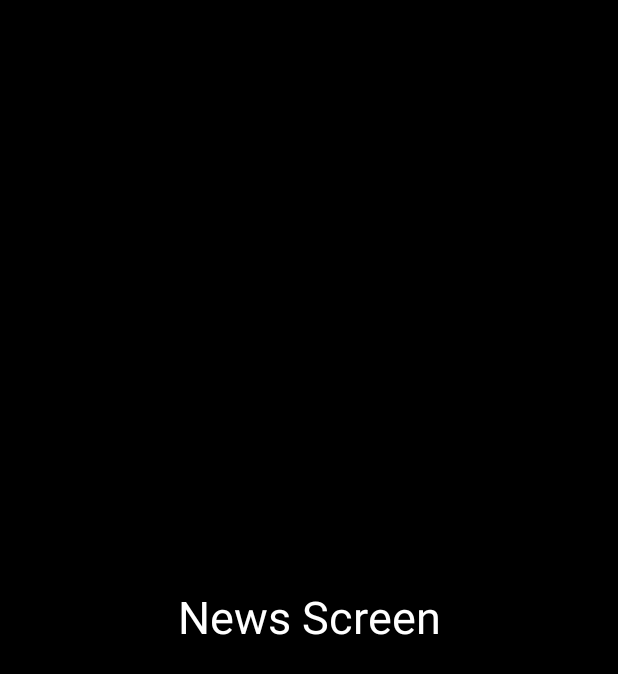
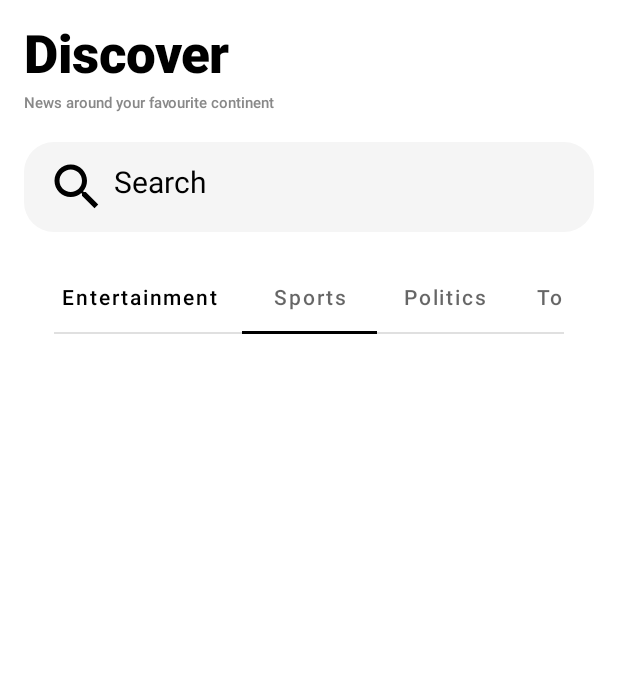
Before and after one commit to AndrewsKanyi/GhanaTunes, an Android app built with Jetpack Compose: the @Preview function NewsScreen, on a phone screen of 412 x 824 dp. Shown: the top 674 px of the screen. Run offline under Robolectric (Android 15) with nearby library versions, the phone set to English and light mode, and no system bars.

Commit message:
add scrollable tabs and fixed search bar appearance

```diff
--- a/app/src/main/java/com/andrews/ghanatunes/MainActivity.kt
+++ b/app/src/main/java/com/andrews/ghanatunes/MainActivity.kt
@@ -5,14 +5,12 @@ import androidx.activity.ComponentActivity
 import androidx.activity.compose.setContent
 import androidx.activity.viewModels
 import androidx.compose.material.*
-import androidx.compose.material.icons.Icons
-import androidx.compose.material.icons.filled.Menu
-import androidx.compose.material3.SmallTopAppBar
-import androidx.compose.runtime.Composable
+
 import androidx.compose.runtime.getValue
+import androidx.compose.ui.*
+import androidx.compose.ui.graphics.Color
 import androidx.compose.ui.res.painterResource
-import androidx.compose.ui.tooling.preview.Preview
-import androidx.navigation.NavDestination
+import androidx.compose.ui.text.style.TextAlign
 import androidx.navigation.NavDestination.Companion.hierarchy
 import androidx.navigation.NavGraph.Companion.findStartDestination
 import androidx.navigation.compose.NavHost
@@ -26,7 +24,6 @@ import com.andrews.ghanatunes.screens.RadioScreen
 import com.andrews.ghanatunes.ui.theme.GhanaTunesTheme
 import com.andrews.ghanatunes.viewmodels.MainActivityViewModel
 import dagger.hilt.android.AndroidEntryPoint
-
 
 @AndroidEntryPoint
 class MainActivity : ComponentActivity() {
@@ -45,20 +42,9 @@ class MainActivity : ComponentActivity() {
                     NavigationDestination.Profile
                 )
                 Scaffold(
-                    topBar = {
-                        SmallTopAppBar(
-                            title = {Text("Ghana tunes ")},
-                            navigationIcon = {
-                                IconButton(
-                                    onClick = { TODO()}
-                                ){
-                                    Icon(Icons.Filled.Menu, contentDescription = "TestDescription")
-                                }
-                            }
-                        )
-                    },
+
                     bottomBar = {
-                       BottomNavigation{
+                       BottomNavigation(backgroundColor = Color.White){
                            val navBackStackEntry by navController.currentBackStackEntryAsState()
                            val currentDestination = navBackStackEntry?.destination
                            navigationDestinations.forEach { navigationDestination ->
@@ -74,6 +60,7 @@ class MainActivity : ComponentActivity() {
                                             }
                                   },
                                   label = {Text(navigationDestination.title)},
+                                  alwaysShowLabel = false,
                                   icon = {Icon(painterResource(id = navigationDestination.iconResourceId), contentDescription = "test")}
                               )
                            }
@@ -90,23 +77,3 @@ class MainActivity : ComponentActivity() {
         }
     }
 }
-
-
-
-@Composable
-fun Greeting(name: String) {
-    Text(text = "Hello $name!")
-}
-
-@Composable
-fun PrintNewsModel(newsModel: NewsModel){
-    Text("Title: ${newsModel.title}")
-}
-
-@Preview(showBackground = true)
-@Composable
-fun DefaultPreview() {
-    GhanaTunesTheme {
-        Greeting("Android")
-    }
-}
--- a/app/src/main/java/com/andrews/ghanatunes/screens/NewsScreen.kt
+++ b/app/src/main/java/com/andrews/ghanatunes/screens/NewsScreen.kt
@@ -1,35 +1,106 @@
 package com.andrews.ghanatunes.screens
 
 import androidx.compose.foundation.background
-import androidx.compose.foundation.layout.Arrangement
-import androidx.compose.foundation.layout.Column
-import androidx.compose.foundation.layout.fillMaxSize
-import androidx.compose.foundation.layout.fillMaxWidth
-import androidx.compose.material.Text
-import androidx.compose.runtime.Composable
+import androidx.compose.foundation.layout.*
+import androidx.compose.foundation.shape.RoundedCornerShape
+import androidx.compose.material.*
+import androidx.compose.runtime.*
 import androidx.compose.ui.Alignment
 import androidx.compose.ui.Modifier
+import androidx.compose.ui.draw.clip
 import androidx.compose.ui.graphics.Color
+import androidx.compose.ui.graphics.Outline
+import androidx.compose.ui.graphics.RectangleShape
+import androidx.compose.ui.res.painterResource
+import androidx.compose.ui.text.font.FontStyle
+import androidx.compose.ui.text.font.FontWeight
 import androidx.compose.ui.text.style.TextAlign
 import androidx.compose.ui.tooling.preview.Preview
 import androidx.compose.ui.unit.dp
 import androidx.compose.ui.unit.sp
+import com.andrews.ghanatunes.R
 
 @Preview(showBackground = true)
 @Composable
 fun NewsScreen(){
     Column(
-        modifier = Modifier.fillMaxSize(1f)
-            .background(Color.Black),
-        verticalArrangement = Arrangement.Center,
+        modifier = Modifier
+            .fillMaxSize(1f)
+            .padding(16.dp)
+            .background(Color.White),
+        verticalArrangement = Arrangement.Top,
         horizontalAlignment = Alignment.CenterHorizontally
         ) {
        Text(
-           text = "News Screen",
+           text = "Discover",
            modifier = Modifier.fillMaxWidth(),
-           textAlign = TextAlign.Center,
-           fontSize = 30.sp,
-           color = Color.White
+           textAlign = TextAlign.Start,
+           fontSize = 35.sp,
+           fontStyle = FontStyle.Normal,
+           fontWeight = FontWeight.ExtraBold
        )
+        Text(
+            text = "News around your favourite continent",
+            modifier = Modifier
+                .fillMaxWidth()
+                .padding(top = 5.dp, bottom = 20.dp),
+            textAlign = TextAlign.Start,
+            fontSize = 10.sp,
+            color = Color.Gray,
+            fontStyle = FontStyle.Normal,
+            fontWeight = FontWeight.Medium,
+
+        )
+        SearchBar()
+        TabRows()
+
+
     }
 }
+
+@Preview(showBackground = true)
+@Composable
+fun TabRows(){
+    val tabs = listOf<String>("Entertainment", "Sports", "Politics", "Tourism")
+    var state by remember{mutableStateOf(0)}
+    ScrollableTabRow(selectedTabIndex = 1, backgroundColor = Color.White, modifier =  Modifier.padding(20.dp)){
+        tabs.forEachIndexed { index, s ->
+            Tab(selected = state == index,
+                onClick = { TODO()},
+                text = {Text(text=s)})
+
+        }
+    }
+}
+
+
+@Composable
+fun SearchBar(){
+
+        Box(modifier = Modifier
+            .height(60.dp)
+            .fillMaxSize()
+            .clip(shape = RoundedCornerShape(20.dp))
+            .background(Color(0xffF5F5F5))){
+            Row(modifier = Modifier
+                .fillMaxWidth()
+                .fillMaxHeight()
+                .padding(10.dp)
+                .align(Alignment.Center),
+                verticalAlignment = Alignment.CenterVertically
+            ) {
+                Icon(painter = painterResource(id = R.drawable.ic_baseline_search_24),
+                    contentDescription = "Search icon",
+                    modifier = Modifier
+                        .size(50.dp)
+
+                        )
+                Text("Search", fontSize = 20.sp,
+                    textAlign = TextAlign.Start,
+                    modifier = Modifier
+                        .fillMaxSize(20f)
+                        .padding(top = 5.dp),
+                )
+            }
+        }
+}
--- /dev/null
+++ b/app/src/main/res/drawable/ic_baseline_search_24.xml
@@ -0,0 +1,10 @@
+<vector xmlns:android="http://schemas.android.com/apk/res/android"
+    android:width="24dp"
+    android:height="24dp"
+    android:viewportWidth="24"
+    android:viewportHeight="24"
+    >
+  <path
+      android:fillColor="@android:color/white"
+      android:pathData="M15.5,14h-0.79l-0.28,-0.27C15.41,12.59 16,11.11 16,9.5 16,5.91 13.09,3 9.5,3S3,5.91 3,9.5 5.91,16 9.5,16c1.61,0 3.09,-0.59 4.23,-1.57l0.27,0.28v0.79l5,4.99L20.49,19l-4.99,-5zM9.5,14C7.01,14 5,11.99 5,9.5S7.01,5 9.5,5 14,7.01 14,9.5 11.99,14 9.5,14z"/>
+</vector>
```
